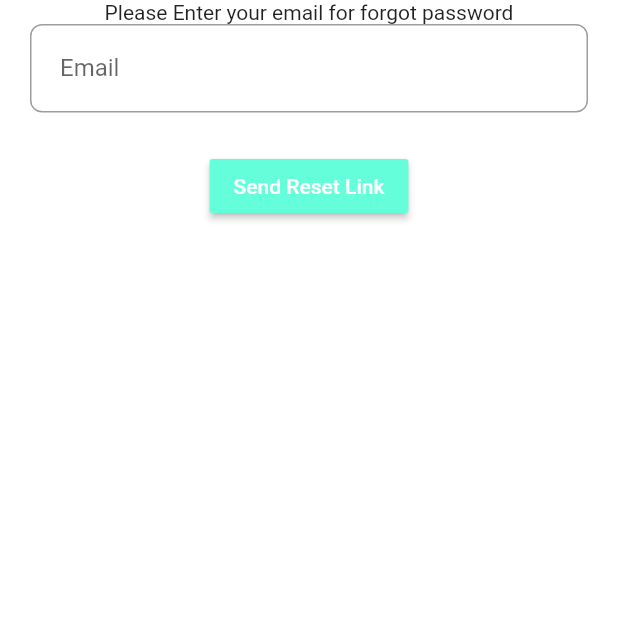
After one commit to zainarshad62452/doctorsapp, a Flutter app: the ResetPasswordScreen screen opened directly, after a tap on "Send Reset Link", on a phone screen of 412 x 824 dp, the top half of it. The commit adds this screen. Run offline on Flutter 3.47's test engine with Material 2 defaults, Android fonts, the phone set to English and light mode, and no system bars; our stand-ins replace carousel_slider, cloud_firestore, firebase_auth, firebase_core, flutter_tabler_icons, geolocator and 6 more; missing offline and left inert: quick_actions, zego_uikit, zego_uikit_prebuilt_call; accounts and stored records are empty; network calls fail; statements that could not run were skipped.

Commit message:
forgot password added

```diff
--- /dev/null
+++ b/lib/screens/auth/reset_password_screen.dart
@@ -0,0 +1,107 @@
+import 'package:doctorsapp/screens/auth/signIn.dart';
+import 'package:doctorsapp/widget/snackbar.dart';
+import 'package:firebase_auth/firebase_auth.dart';
+import 'package:flutter/material.dart';
+import 'package:get/get.dart';
+import 'package:get/get_core/src/get_main.dart';
+
+class ResetPasswordScreen extends StatefulWidget {
+  static const String screenId = 'reset_password_screen';
+  const ResetPasswordScreen({Key? key}) : super(key: key);
+
+  @override
+  State<ResetPasswordScreen> createState() => _ResetPasswordScreenState();
+}
+
+class _ResetPasswordScreenState extends State<ResetPasswordScreen> {
+  @override
+  Widget build(BuildContext context) {
+    return Scaffold(
+      backgroundColor: Colors.white,
+      body: SingleChildScrollView(
+        child: Column(
+            crossAxisAlignment: CrossAxisAlignment.start,
+            children: const [
+              ResetForm(),
+            ]),
+      ),
+    );
+  }
+}
+
+class ResetForm extends StatefulWidget {
+  const ResetForm({
+    Key? key,
+  }) : super(key: key);
+
+  @override
+  State<ResetForm> createState() => _ResetFormState();
+}
+
+class _ResetFormState extends State<ResetForm> {
+  late final TextEditingController _emailController;
+  late final FocusNode _emailNode;
+  final _formKey = GlobalKey<FormState>();
+  @override
+  void initState() {
+    _emailController = TextEditingController();
+    _emailNode = FocusNode();
+    super.initState();
+  }
+
+  @override
+  void dispose() {
+    _emailController.dispose();
+    _emailNode.dispose();
+    super.dispose();
+  }
+
+  @override
+  Widget build(BuildContext context) {
+    return Column(
+      children: [
+        Text("Please Enter your email for forgot password"),
+        Padding(
+          padding: const EdgeInsets.symmetric(
+            horizontal: 20,
+          ),
+          child: Form(
+            key: _formKey,
+            child: Column(
+              children: [
+                TextFormField(
+                  focusNode: _emailNode,
+                  controller: _emailController,
+                  keyboardType: TextInputType.emailAddress,
+                  decoration: InputDecoration(
+                      labelText: 'Email',
+                      hintText: 'Enter your Email',
+                      hintStyle: TextStyle(
+                        color: Colors.grey,
+                        fontSize: 12,
+                      ),
+                      contentPadding: const EdgeInsets.all(20),
+                      border: OutlineInputBorder(
+                          borderRadius: BorderRadius.circular(8))),
+                ),
+                const SizedBox(
+                  height: 25,
+                ),
+                MaterialButton(onPressed: (){
+                  FirebaseAuth.instance
+                      .sendPasswordResetEmail(
+                      email: _emailController.text)
+                      .then((value) {
+                    snackbar("Done", "An email is sent to ${_emailController.text} to change the password");
+                    Get.to(()=>SignIn());
+                  });
+                },child: Text("Send Reset Link",style: TextStyle(color: Colors.white),),color: Colors.tealAccent,),
+
+              ],
+            ),
+          ),
+        ),
+      ],
+    );
+  }
+}
--- a/lib/screens/auth/signIn.dart
+++ b/lib/screens/auth/signIn.dart
@@ -195,7 +195,9 @@ class _SignInState extends State<SignIn> {
                 style: ButtonStyle(
                     overlayColor:
                         MaterialStateProperty.all(Colors.transparent)),
-                onPressed: () {},
+                onPressed: () {
+
+                },
                 child: Text(
                   'Forgot Password?',
                   style: GoogleFonts.lato(
--- a/lib/utils/settings.dart
+++ b/lib/utils/settings.dart
@@ -1,2 +1,3 @@
 const appId = 'f67b7f953e8a443785965394fa5013f1';
+// const kGoogleApiKey = "";
 const token = '007eJxTYNDa/TW8tc7w0vZQ57sHjQ03l08/J15SuU6kcH/JoYyIJZ8UGNLMzJPM0yxNjVMtEk1MjM0tTC3NTI0tTdISTQ0MjdMM77SUpzQEMjLI+F5kYWSAQBCfiyEtp7SkJLUosaCAgQEATi4iZw==';
```
Also changed, not shown: pubspec.lock.
